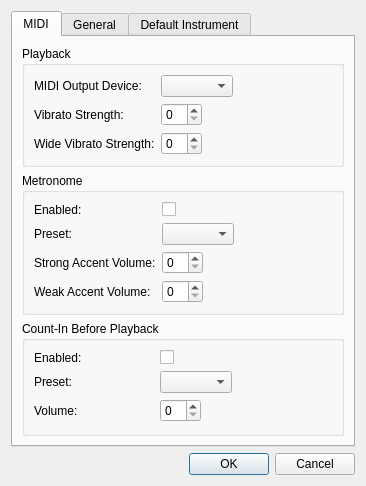
Above: source/dialogs/preferencesdialog.ui from powertab/powertabeditor before the change. Below: the same form after it.
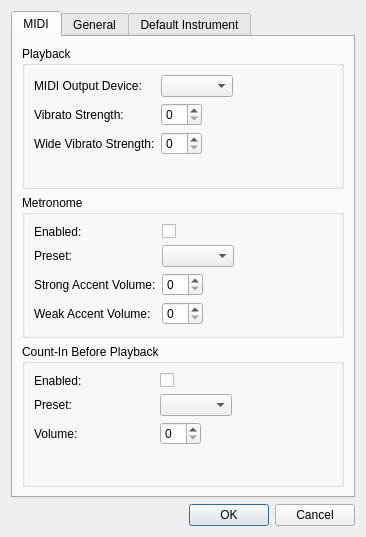
That is the form after the change. Custom widgets are drawn as their Qt base class.

```diff
--- a/source/dialogs/preferencesdialog.ui
+++ b/source/dialogs/preferencesdialog.ui
@@ -7,7 +7,7 @@
     <x>0</x>
     <y>0</y>
     <width>366</width>
-    <height>437</height>
+    <height>537</height>
    </rect>
   </property>
   <property name="windowTitle">
```
Left out of the diff: 3 changed lines with no effect on the pictures.
